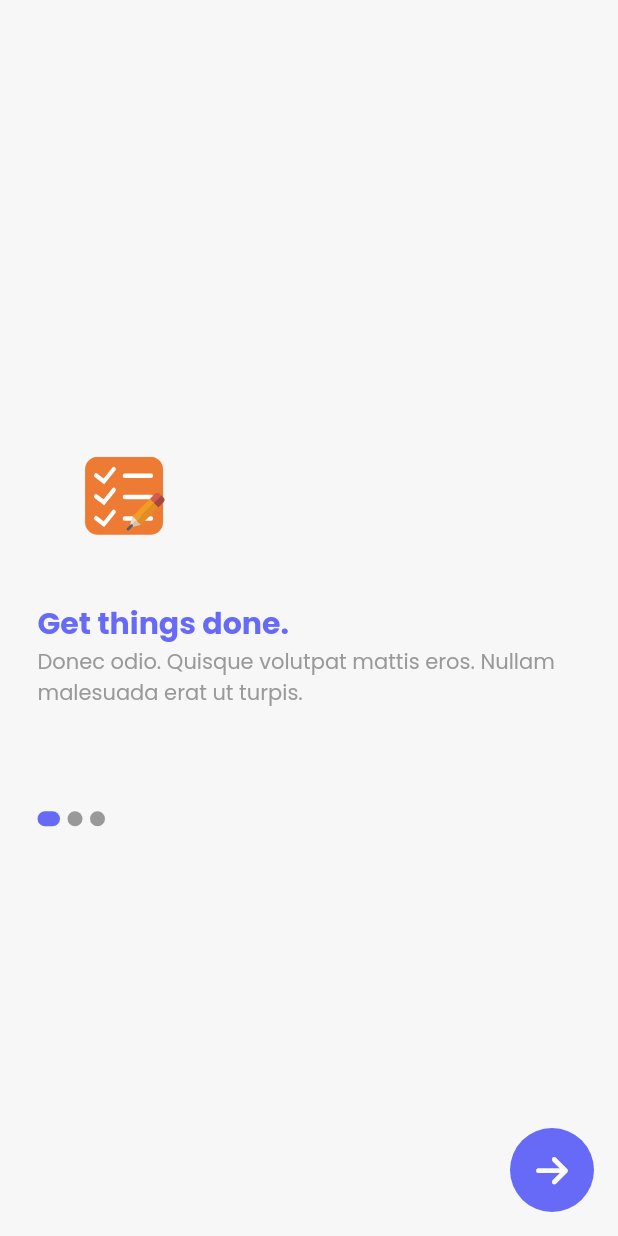
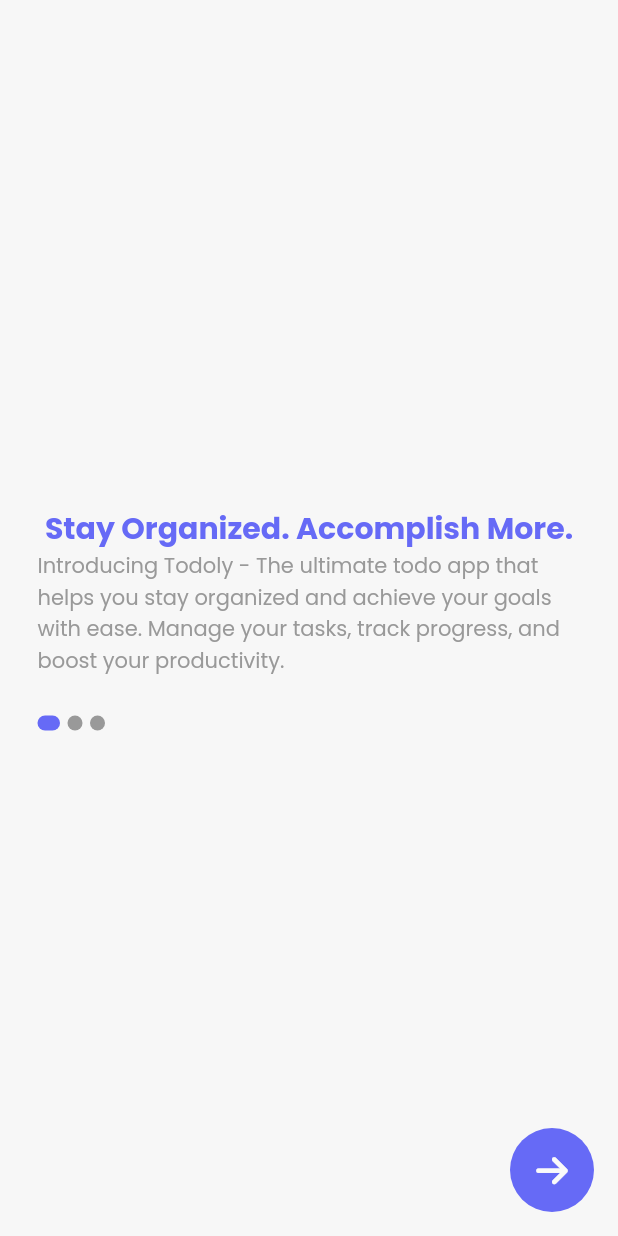
Before and after one commit to WorkWithAfridi/Todoly-Flutter_ToDoApp, a Flutter app: the screen it shows after launch, on a phone screen of 412 x 824 dp. Run offline on Flutter 3.47's test engine with Material 2 defaults, Android fonts, the phone set to English and light mode, and no system bars; our stand-ins replace cloud_firestore, firebase_auth, firebase_core, font_awesome_flutter, get, get_storage and 2 more; accounts and stored records are empty.

Commit message:
Removed static intro texts

```diff
--- a/lib/app/views/onboarding/onBoardingScreen.dart
+++ b/lib/app/views/onboarding/onBoardingScreen.dart
@@ -1,9 +1,8 @@
 import 'package:flutter/material.dart';
 import 'package:font_awesome_flutter/font_awesome_flutter.dart';
 import 'package:get/get.dart';
+import 'package:todoly/app/controllers/introductionModuleController.dart';
 import 'package:todoly/app/data/theme/theme.dart';
-import 'package:todoly/app/widgets/appIcon.dart';
-import 'package:todoly/app/controllers/introductionModuleController.dart';
 import 'package:todoly/app/widgets/pageIndicator.dart';
 
 class OnBoardingScreen extends StatelessWidget {
@@ -21,19 +20,8 @@ class OnBoardingScreen extends StatelessWidget {
         padding: const EdgeInsets.symmetric(horizontal: 25),
         child: Column(
           mainAxisAlignment: MainAxisAlignment.center,
-          crossAxisAlignment: CrossAxisAlignment.start,
+          crossAxisAlignment: CrossAxisAlignment.center,
           children: [
-            AppIcon(
-              size: Get.width / 3.5,
-            ),
-            const SizedBox(
-              height: 10,
-            ),
-            Text(
-              "Get things done.",
-              style: getBoldTextStyle.copyWith(
-                  color: Get.theme.colorScheme.primary, fontSize: 20),
-            ),
             getPageText(),
             const SizedBox(
               height: 10,
@@ -57,21 +45,35 @@ class OnBoardingScreen extends StatelessWidget {
   Widget getPageText() {
     return Obx(
       () {
-        return SizedBox(
+        return Column(
+          children: [
+            Text(
+              controller.currentPageIndex.value == 0
+                  ? "Stay Organized. Accomplish More."
+                  : controller.currentPageIndex.value == 1
+                      ? "Simplify Your Life. Conquer Your Tasks."
+                      : controller.currentPageIndex.value == 2
+                          ? "Effortless Task Management. Seamless Productivity."
+                          : "Hello",
+              style: getBoldTextStyle.copyWith(color: Get.theme.colorScheme.primary, fontSize: 20),
+            ),
+            SizedBox(
               height: 100,
               child: Text(
                 controller.currentPageIndex.value == 0
-                ? "Donec odio. Quisque volutpat mattis eros. Nullam malesuada erat ut turpis."
+                    ? "Introducing Todoly - The ultimate todo app that helps you stay organized and achieve your goals with ease. Manage your tasks, track progress, and boost your productivity."
                     : controller.currentPageIndex.value == 1
-                    ? "Donec nec justo eget felis facilisis fermentum. Aliquam porttitor mauris sit amet orci. Aenean dignissim pellentesque felis."
+                        ? "Welcome to Todoly - The simple and powerful todo app designed to streamline your life. Easily add, prioritize, and complete tasks, ensuring nothing gets overlooked. Take control of your day and conquer your to-do list effortlessly."
                         : controller.currentPageIndex.value == 2
-                        ? "Morbi in sem quis dui placerat ornare. Pellentesque odio nisi, euismod in, pharetra a, ultricies in, diam. Sed arcu. Cras consequat."
+                            ? "Discover Todoly - The app that revolutionizes task management. From adding tasks to tracking progress, Todoly offers a seamless experience for boosting your productivity. Streamline your workflow and achieve more in less time."
                             : "Hello",
                 style: getDefaultTextStyle.copyWith(
                   color: greyColor,
                   fontSize: 14,
                 ),
               ),
+            ),
+          ],
         );
       },
     );
```
Lines whose indentation alone changed are shown as unchanged.
